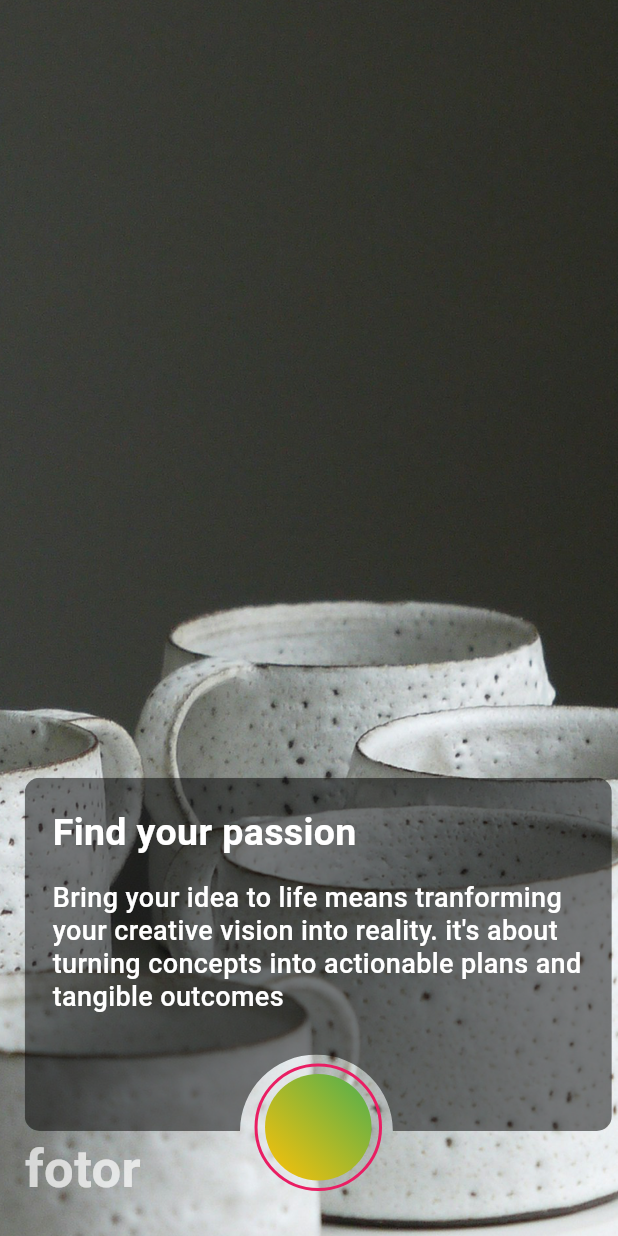
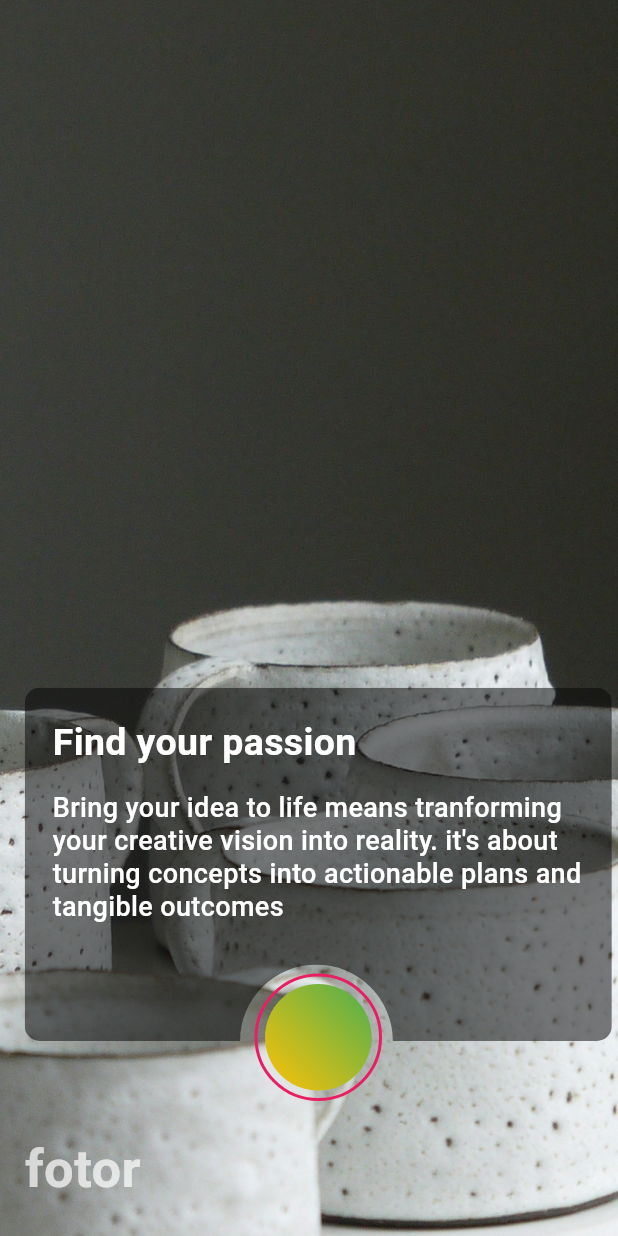
Before and after one commit to sonofnos/mure_design_challenge_01, a Flutter app: the screen it shows after launch, on a phone screen of 412 x 824 dp. Run offline on Flutter 3.47's test engine with Material 3 defaults, Android fonts, the phone set to English and light mode, and no system bars.

Commit message:
add spacing between elements in the main layout

```diff
--- a/lib/main.dart
+++ b/lib/main.dart
@@ -151,6 +151,9 @@ class _MyHomePageState extends State<MyHomePage> {
                           ))
                     ],
                   ),
+                  SizedBox(
+                    height: 60,
+                  ),
                   const Text(
                     "fotor",
                     style: TextStyle(
```
